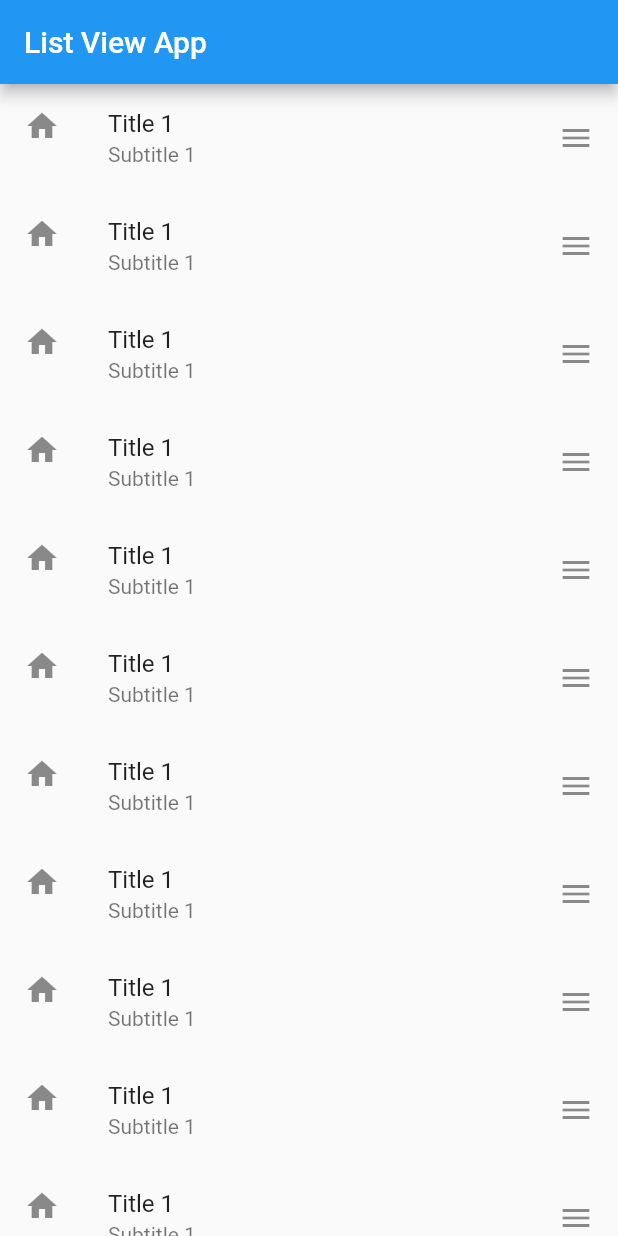
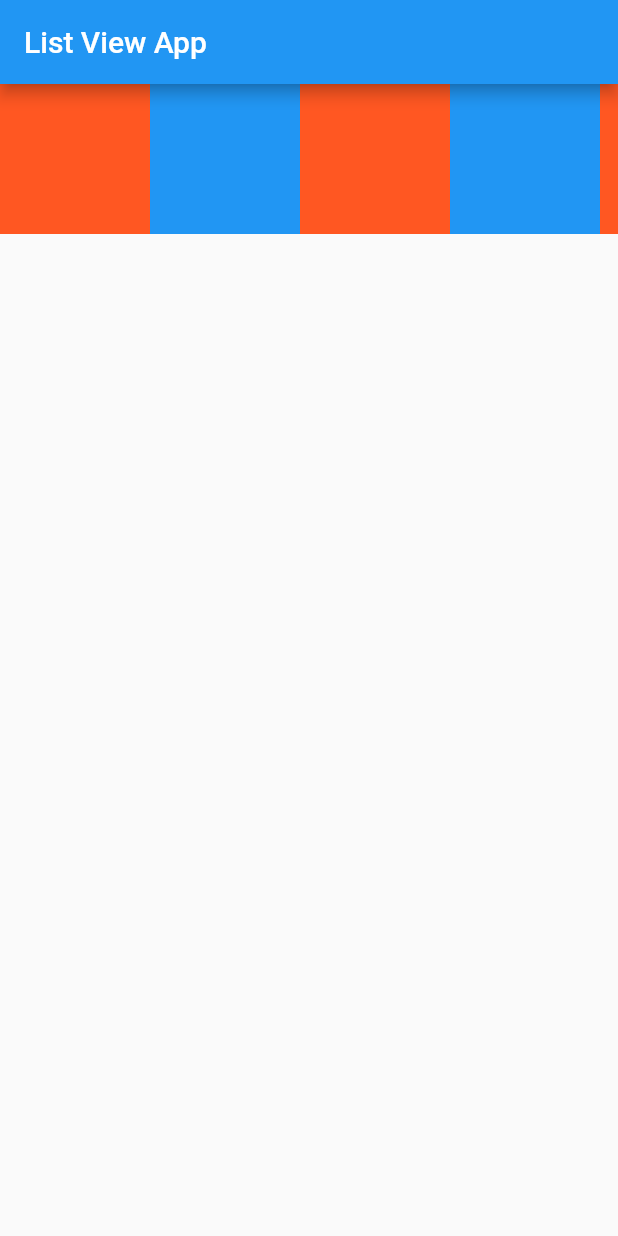
Before and after one commit to PoornaSenadheera100/Flutter-Fundamentals, a Flutter app: the screen it shows after launch, on a phone screen of 412 x 824 dp. Run offline on Flutter 3.47's test engine with Material 2 defaults, Android fonts, the phone set to English and light mode, and no system bars.

Commit message:
Implemented horizontal list view

```diff
--- a/lib/main.dart
+++ b/lib/main.dart
@@ -15,82 +15,39 @@ class MyApp extends StatelessWidget {
         appBar: AppBar(
           title: Text("List View App"),
         ),
-        body: ListView(
-          scrollDirection: Axis.vertical,
+        body: Container(
+          height: 100.0,
+          child: ListView(
+            scrollDirection: Axis.horizontal,
             children: [
-            ListTile(
-              title: Text("Title 1"),
-              subtitle: Text("Subtitle 1"),
-              leading: Icon(Icons.home),
-              trailing: Icon(Icons.menu),
+              Container(
+                width: 100.0,
+                height: 100.0,
+                color: Colors.deepOrange,
               ),
-            ListTile(
-              title: Text("Title 1"),
-              subtitle: Text("Subtitle 1"),
-              leading: Icon(Icons.home),
-              trailing: Icon(Icons.menu),
+              Container(
+                width: 100.0,
+                height: 100.0,
+                color: Colors.blue,
               ),
-            ListTile(
-              title: Text("Title 1"),
-              subtitle: Text("Subtitle 1"),
-              leading: Icon(Icons.home),
-              trailing: Icon(Icons.menu),
+              Container(
+                width: 100.0,
+                height: 100.0,
+                color: Colors.deepOrange,
               ),
-            ListTile(
-              title: Text("Title 1"),
-              subtitle: Text("Subtitle 1"),
-              leading: Icon(Icons.home),
-              trailing: Icon(Icons.menu),
+              Container(
+                width: 100.0,
+                height: 100.0,
+                color: Colors.blue,
               ),
-            ListTile(
-              title: Text("Title 1"),
-              subtitle: Text("Subtitle 1"),
-              leading: Icon(Icons.home),
-              trailing: Icon(Icons.menu),
+              Container(
+                width: 100.0,
+                height: 100.0,
+                color: Colors.deepOrange,
               ),
-            ListTile(
-              title: Text("Title 1"),
-              subtitle: Text("Subtitle 1"),
-              leading: Icon(Icons.home),
-              trailing: Icon(Icons.menu),
+
+            ],
           ),
-            ListTile(
-              title: Text("Title 1"),
-              subtitle: Text("Subtitle 1"),
-              leading: Icon(Icons.home),
-              trailing: Icon(Icons.menu),
-            ),
-            ListTile(
-              title: Text("Title 1"),
-              subtitle: Text("Subtitle 1"),
-              leading: Icon(Icons.home),
-              trailing: Icon(Icons.menu),
-            ),
-            ListTile(
-              title: Text("Title 1"),
-              subtitle: Text("Subtitle 1"),
-              leading: Icon(Icons.home),
-              trailing: Icon(Icons.menu),
-            ),
-            ListTile(
-              title: Text("Title 1"),
-              subtitle: Text("Subtitle 1"),
-              leading: Icon(Icons.home),
-              trailing: Icon(Icons.menu),
-            ),
-            ListTile(
-              title: Text("Title 1"),
-              subtitle: Text("Subtitle 1"),
-              leading: Icon(Icons.home),
-              trailing: Icon(Icons.menu),
-            ),
-            ListTile(
-              title: Text("Title 1"),
-              subtitle: Text("Subtitle 1"),
-              leading: Icon(Icons.home),
-              trailing: Icon(Icons.menu),
-            ),
-          ],
         ),
       ),
     );
```
Lines whose indentation alone changed are shown as unchanged.
